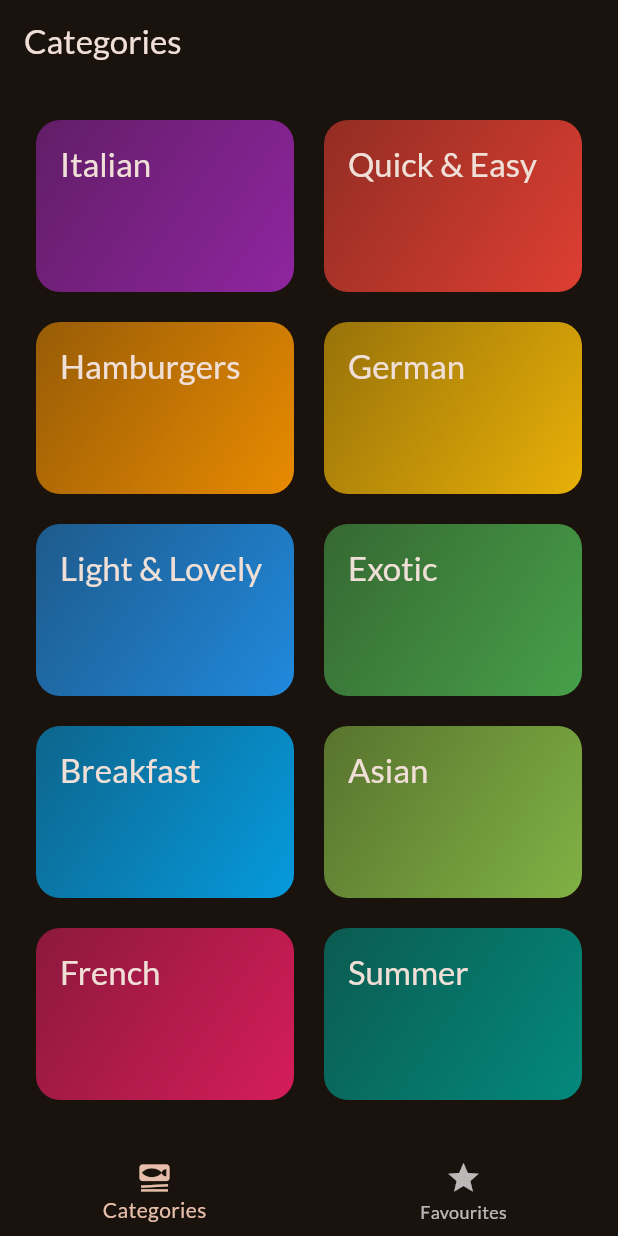
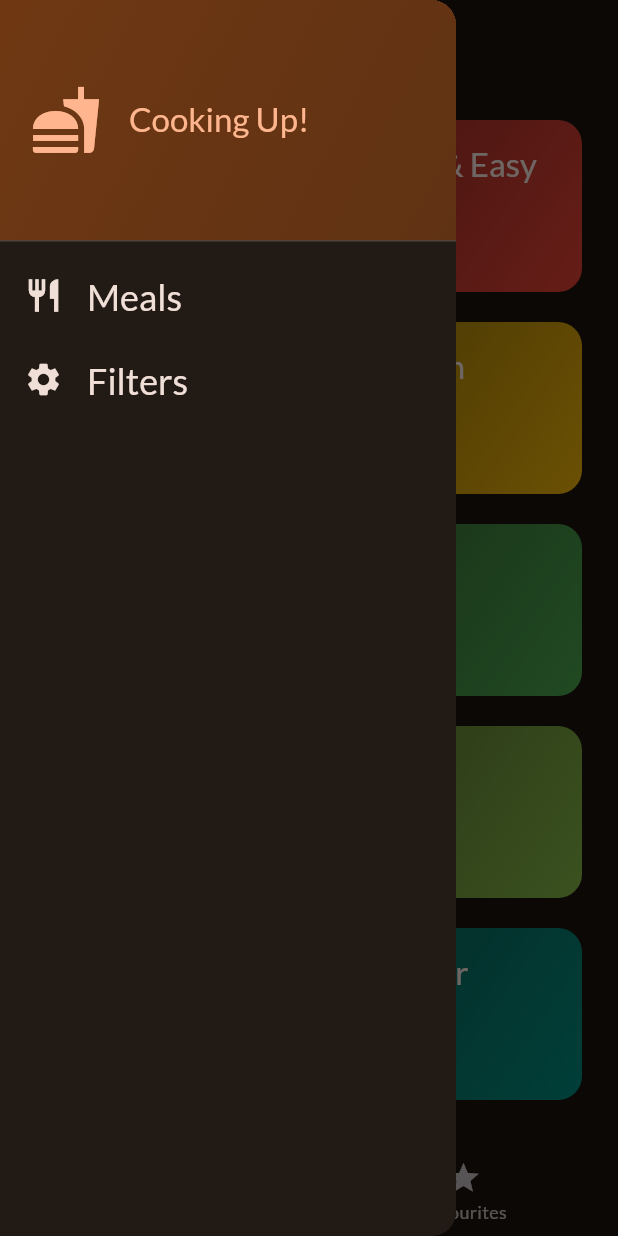
Before and after one commit to ishansaxena022/meals_app, a Flutter app: the screen it shows after launch, with the side drawer open (before the commit the screen has no drawer), on a phone screen of 412 x 824 dp. Run offline on Flutter 3.47's test engine with Material 3 defaults, Android fonts, the phone set to English and light mode, and no system bars; our stand-ins replace google_fonts, transparent_image.

Commit message:
18 Addin a side drawer

```diff
--- a/lib/screens/tabs.dart
+++ b/lib/screens/tabs.dart
@@ -2,6 +2,7 @@ import 'package:flutter/material.dart';
 import 'package:meals_app/screens/categories.dart';
 import 'package:meals_app/screens/meals.dart';
 import 'package:meals_app/models/meal.dart';
+import 'package:meals_app/widgets/main_drawer.dart';
 class TabScreen extends StatefulWidget{
 
   const TabScreen({super.key});
@@ -56,6 +57,7 @@ class _TabScreenState extends State<TabScreen>{
       appBar: AppBar(
         title:  Text(activePageTitle),
       ),
+      drawer: MainDrawer(),
       body: activePage,
       bottomNavigationBar: BottomNavigationBar(
         onTap: (index){
--- /dev/null
+++ b/lib/widgets/main_drawer.dart
@@ -0,0 +1,47 @@
+import 'package:flutter/material.dart';
+
+class MainDrawer extends StatelessWidget{
+  const MainDrawer({super.key});
+
+  @override
+  Widget build(BuildContext context) {
+    return Drawer(
+      child: Column(children: [
+        DrawerHeader(
+          padding: EdgeInsets.all(20),
+          decoration: BoxDecoration(
+            gradient: LinearGradient(colors: [
+              Theme.of(context).colorScheme.primaryContainer,
+              Theme.of(context).colorScheme.primaryContainer.withOpacity(0.8),
+            ],
+            begin: Alignment.topLeft,
+            end: Alignment.bottomRight,
+            ),
+          ),
+          child: Row(children: [
+            Icon(Icons.fastfood ,size: 48,color: Theme.of(context).colorScheme.primary,),
+            const SizedBox(width: 18,),
+            Text('Cooking Up!',style: Theme.of(context).textTheme.titleLarge!.copyWith(
+              color:Theme.of(context).colorScheme.primary
+            ),),
+          ],),
+        ),
+        ListTile(
+          leading: Icon(Icons.restaurant,size:26,color:Theme.of(context).colorScheme.onBackground),
+          title: Text('Meals',style: Theme.of(context).textTheme.titleLarge!.copyWith(
+            color: Theme.of(context).colorScheme.onBackground,fontSize: 24
+          ),),
+          onTap: (){},
+        ),
+        ListTile(
+          leading: Icon(Icons.settings,size:26,color:Theme.of(context).colorScheme.onBackground),
+          title: Text('Filters',style: Theme.of(context).textTheme.titleLarge!.copyWith(
+            color: Theme.of(context).colorScheme.onBackground,fontSize: 24
+          ),),
+          onTap: (){},
+        ),
+      ],),
+    );
+  }
+
+}
```
Also changed, not shown: 1 other file.
